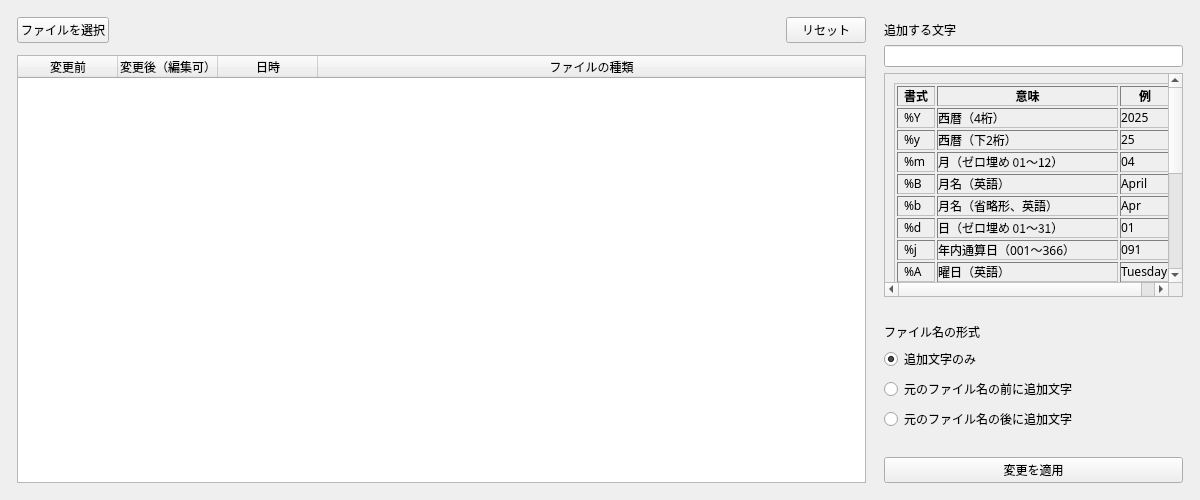
First picture: the form in resources/main_window.ui, repository blue-no/photo-rename, before the edit.
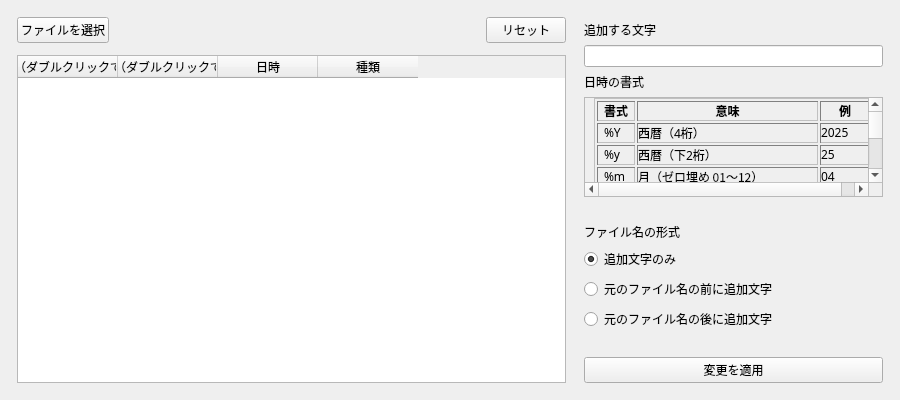
Second picture: the form after the edit.

Commit message: Change widget size

```diff
--- a/resources/main_window.ui
+++ b/resources/main_window.ui
@@ -6,13 +6,13 @@
    <rect>
     <x>0</x>
     <y>0</y>
-    <width>1200</width>
-    <height>500</height>
+    <width>900</width>
+    <height>400</height>
    </rect>
   </property>
   <property name="minimumSize">
    <size>
-    <width>1000</width>
+    <width>900</width>
     <height>400</height>
    </size>
   </property>
@@ -74,20 +74,17 @@
        <property name="sortingEnabled">
         <bool>true</bool>
        </property>
-       <attribute name="horizontalHeaderStretchLastSection">
-        <bool>true</bool>
-       </attribute>
        <attribute name="verticalHeaderVisible">
         <bool>false</bool>
        </attribute>
        <column>
         <property name="text">
-         <string>変更前</string>
+         <string>変更前（ダブルクリックで開く）</string>
         </property>
        </column>
        <column>
         <property name="text">
-         <string>変更後（編集可）</string>
+         <string>変更後（ダブルクリックで編集）</string>
         </property>
        </column>
        <column>
@@ -97,7 +94,7 @@
        </column>
        <column>
         <property name="text">
-         <string>ファイルの種類</string>
+         <string>種類</string>
         </property>
        </column>
       </widget>
@@ -151,6 +148,16 @@
        </property>
       </widget>
      </item>
+     <item>
+      <widget class="QLabel" name="label_5">
+       <property name="text">
+        <string>日時の書式</string>
+       </property>
+       <property name="alignment">
+        <set>Qt::AlignmentFlag::AlignLeading|Qt::AlignmentFlag::AlignLeft|Qt::AlignmentFlag::AlignVCenter</set>
+       </property>
+      </widget>
+     </item>
      <item>
       <widget class="QScrollArea" name="scrollArea">
        <property name="sizePolicy">
@@ -170,11 +177,20 @@
          <rect>
           <x>0</x>
           <y>0</y>
-          <width>268</width>
-          <height>345</height>
+          <width>267</width>
+          <height>327</height>
          </rect>
         </property>
         <layout class="QVBoxLayout" name="verticalLayout_2">
+         <property name="spacing">
+          <number>0</number>
+         </property>
+         <property name="topMargin">
+          <number>0</number>
+         </property>
+         <property name="bottomMargin">
+          <number>0</number>
+         </property>
          <item>
           <widget class="QLabel" name="label_4">
            <property name="text">
```
